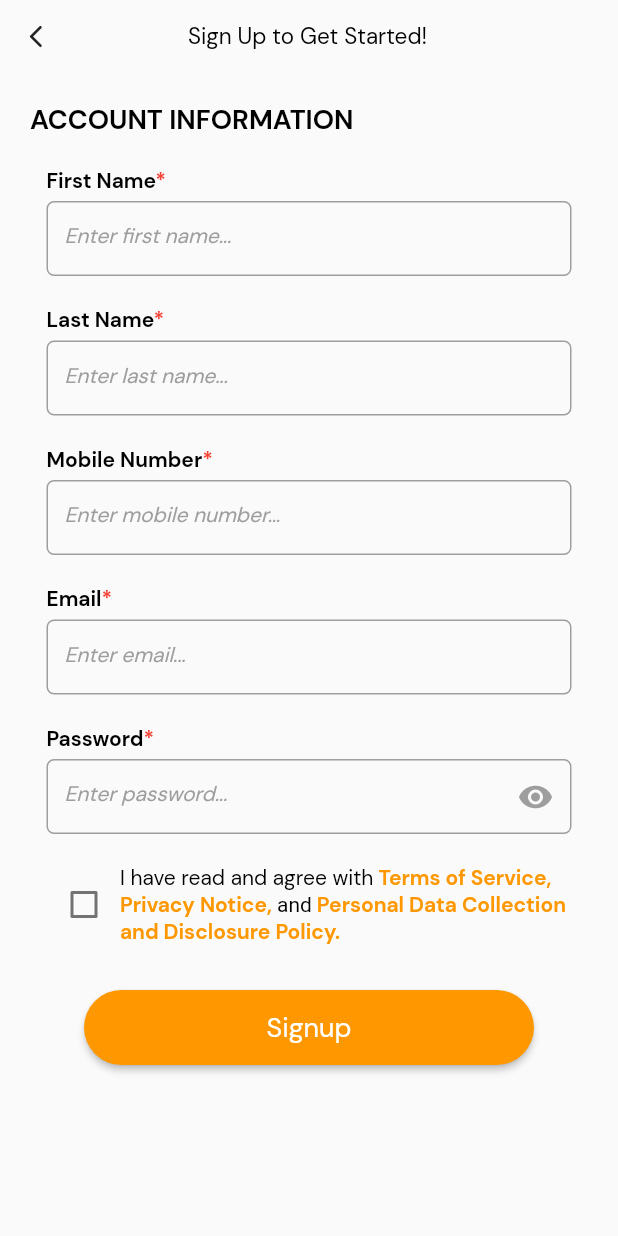
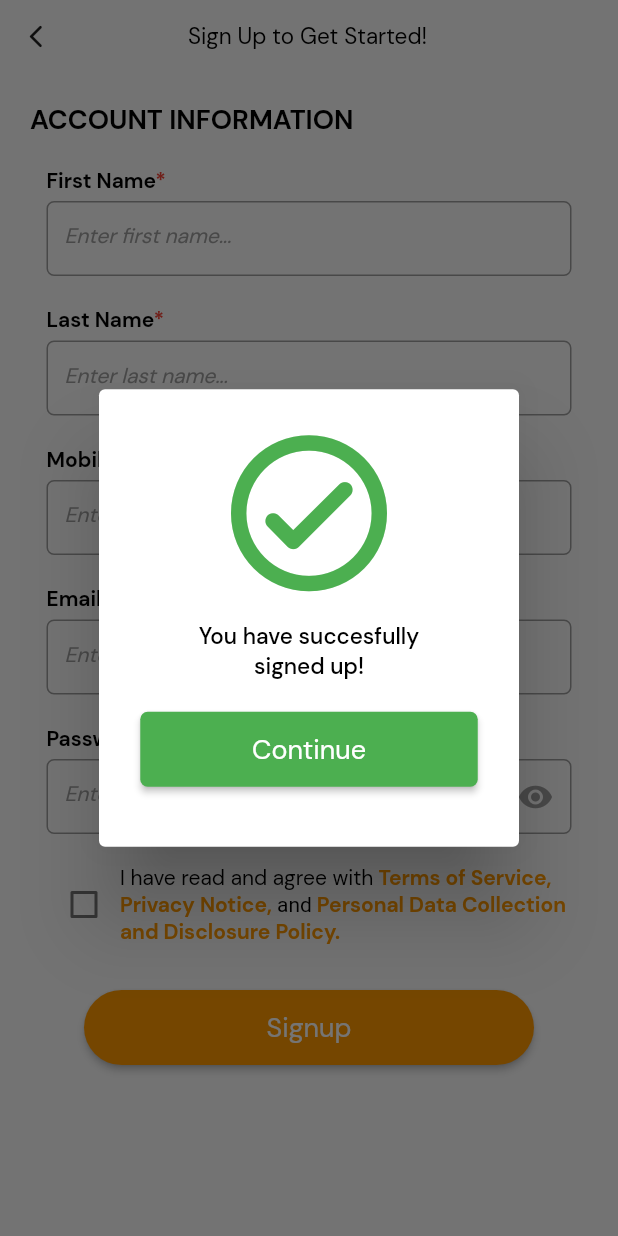
Before and after one commit to lansoyyy/hotel_booking_app, a Flutter app: the SignupScreen screen opened directly, after a tap on "Signup", on a phone screen of 412 x 824 dp. Run offline on Flutter 3.47's test engine with Material 2 defaults, Android fonts, the phone set to English and light mode, and no system bars; our stand-ins replace fluttertoast, google_maps_flutter; Roboto replaces fonts that are missing (Regualr).

Commit message:
added signup dialog

```diff
--- a/lib/screens/auth/signup_screen.dart
+++ b/lib/screens/auth/signup_screen.dart
@@ -1,4 +1,5 @@
 import 'package:flutter/material.dart';
+import 'package:hotel/screens/home_screen.dart';
 
 import '../../utils/colors.dart';
 import '../../widgets/button_widget.dart';
@@ -187,7 +188,9 @@ class _SignupScreenState extends State<SignupScreen> {
                         radius: 100,
                         width: 300,
                         label: 'Signup',
-                        onPressed: () {},
+                        onPressed: () {
+                          signupDialog(context);
+                        },
                       ),
                     ),
                     const SizedBox(
@@ -202,4 +205,62 @@ class _SignupScreenState extends State<SignupScreen> {
       ),
     );
   }
+
+  signupDialog(context) {
+    showDialog(
+        barrierDismissible: false,
+        context: context,
+        builder: (context) {
+          return Dialog(
+            child: Padding(
+              padding: const EdgeInsets.fromLTRB(15, 20, 15, 20),
+              child: Column(
+                crossAxisAlignment: CrossAxisAlignment.center,
+                mainAxisSize: MainAxisSize.min,
+                children: [
+                  const Icon(
+                    Icons.check_circle_outline_rounded,
+                    color: Colors.green,
+                    size: 125,
+                  ),
+                  const SizedBox(
+                    height: 10,
+                  ),
+                  Column(
+                    mainAxisAlignment: MainAxisAlignment.center,
+                    children: [
+                      TextWidget(
+                        text: 'You have succesfully',
+                        fontSize: 15,
+                        fontFamily: 'Medium',
+                      ),
+                      TextWidget(
+                        text: 'signed up!',
+                        fontSize: 15,
+                        fontFamily: 'Medium',
+                      ),
+                    ],
+                  ),
+                  const SizedBox(
+                    height: 20,
+                  ),
+                  ButtonWidget(
+                      color: Colors.green,
+                      width: 225,
+                      label: 'Continue',
+                      onPressed: () async {
+                        // await FirebaseAuth.instance
+                        //     .signOut();
+                        Navigator.of(context).pushReplacement(MaterialPageRoute(
+                            builder: (context) => const HomeScreen()));
+                      }),
+                  const SizedBox(
+                    height: 20,
+                  ),
+                ],
+              ),
+            ),
+          );
+        });
+  }
 }
--- a/pubspec.yaml
+++ b/pubspec.yaml
@@ -36,6 +36,7 @@ dependencies:
   # Use with the CupertinoIcons class for iOS style icons.
   cupertino_icons: ^1.0.2
   google_maps_flutter:
+  fluttertoast:
 
 dev_dependencies:
   flutter_test:
```
Also changed, not shown: lib/screens/auth/login_screen.dart (+108 -1 lines), lib/widgets/toast_widget.dart (added, +11 -0 lines), pubspec.lock.
